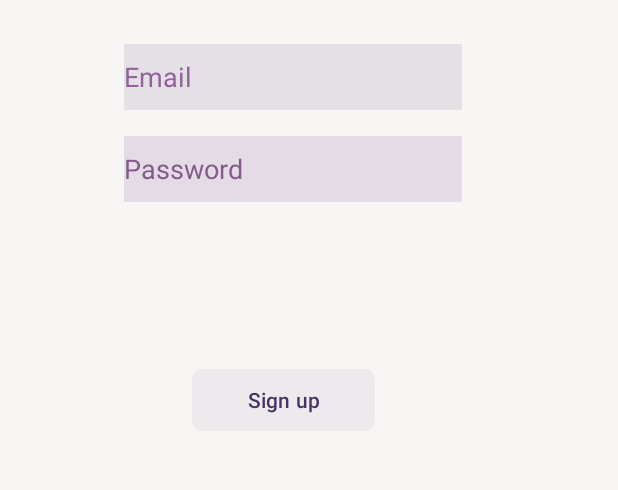
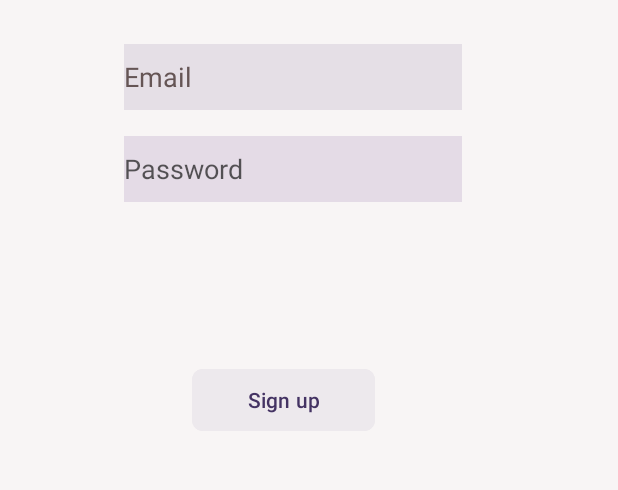
Before and after one commit to naghamz12/MyCloset, an Android app: the fragment SignupFragment placed in its activity, on a phone screen of 412 x 824 dp, the part 434-924 px from its top. Run offline under Robolectric (Android 15) with nearby library versions, the phone set to English and light mode, and no system bars; our stand-ins replace Firebase (no records; nobody signed in at launch, a user with empty details on screens opened directly).

```diff
--- a/app/src/main/java/com/example/mycloset/AddData/AddProductFragment.java
+++ b/app/src/main/java/com/example/mycloset/AddData/AddProductFragment.java
@@ -104,9 +104,9 @@ public class AddProductFragment extends Fragment {
                 // data validation
 
                 // add data to firestore
-                Product rest = new Product(etViewOptions,etTakeAPhoto);
+                Product cloth = new Product(etViewOptions,etTakeAPhoto);
 
-                fbs.getFire().collection("product").add(rest).addOnSuccessListener(new OnSuccessListener<DocumentReference>() {
+                fbs.getFire().collection("product").add(cloth).addOnSuccessListener(new OnSuccessListener<DocumentReference>() {
                     @Override
                     public void onSuccess(DocumentReference documentReference) {
                         Toast.makeText(getActivity(), "Successfully added your product!", Toast.LENGTH_SHORT).show();
--- a/app/src/main/java/com/example/mycloset/AddData/AllProductsFragment.java
+++ b/app/src/main/java/com/example/mycloset/AddData/AllProductsFragment.java
@@ -96,9 +96,9 @@ public class AllProductsFragment extends Fragment {
             @Override
             public void onSuccess(QuerySnapshot queryDocumentSnapshots) {
                 for (DocumentSnapshot dataSnapshot: queryDocumentSnapshots.getDocuments()){
-                    Product rest = dataSnapshot.toObject(Product.class);
+                    Product cloth = dataSnapshot.toObject(Product.class);
 
-                    prods.add(rest);
+                    prods.add(cloth);
                 }
             }
         }).addOnFailureListener(new OnFailureListener() {
--- a/app/src/main/java/com/example/mycloset/MainActivity.java
+++ b/app/src/main/java/com/example/mycloset/MainActivity.java
@@ -20,7 +20,7 @@ public class MainActivity extends AppCompatActivity {
         //if (fbs.getAuth().getCurrentUser() == null)
           //  gotoLoginFragment();
         //else gotoHomeFragment();
-        gotoAddProductFragment();
+        gotoLoginFragment();
 
     }
 
--- a/app/src/main/res/layout/fragment_forgot.xml
+++ b/app/src/main/res/layout/fragment_forgot.xml
@@ -12,13 +12,14 @@
 
         <EditText
             android:id="@+id/etEmailForgot"
-            android:layout_width="236dp"
+            android:layout_width="265dp"
             android:layout_height="56dp"
-            android:layout_marginStart="84dp"
+            android:layout_marginStart="72dp"
             android:layout_marginBottom="151dp"
             android:ems="10"
             android:hint="Email"
             android:inputType="textEmailAddress"
+            android:textColorHint="#BC271E1E"
             app:layout_constraintBottom_toTopOf="@+id/btnSendForgot"
             app:layout_constraintStart_toStartOf="parent"
             app:layout_constraintTop_toBottomOf="@+id/imageView2" />
--- a/app/src/main/res/layout/fragment_signup.xml
+++ b/app/src/main/res/layout/fragment_signup.xml
@@ -25,9 +25,9 @@
             android:ems="10"
             android:hint="Email"
             android:inputType="textEmailAddress"
-            android:textColor="#E040FB"
-            android:textColorHighlight="#A357B1"
-            android:textColorHint="#92639A"
+            android:textColor="#BC120E11"
+            android:textColorHighlight="#070606"
+            android:textColorHint="#655555"
             app:layout_constraintBottom_toTopOf="@+id/etPasswordSignup"
             app:layout_constraintEnd_toEndOf="parent"
             app:layout_constraintTop_toBottomOf="@+id/imageView"
@@ -42,9 +42,9 @@
             android:ems="10"
             android:hint="Password"
             android:inputType="textPassword"
-            android:textColor="#B87ABF"
+            android:textColor="#0A090B"
             android:textColorHighlight="#676078"
-            android:textColorHint="#825C88"
+            android:textColorHint="#AD0E0D0E"
             android:textColorLink="#E040FB"
             app:layout_constraintBottom_toTopOf="@+id/btnSignupSignup"
             app:layout_constraintEnd_toEndOf="@+id/etEmailSignup"
```
Also changed, not shown: app/src/main/res/layout/fragment_login.xml (+6 -4 lines).
